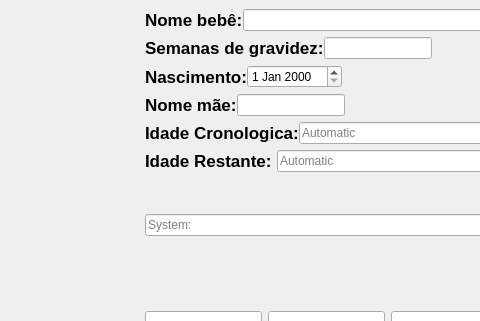
The window that mainwindow.ui (Arthur5492/EyeTracking) describes before a commit, drawn with Qt 5; both pictures show x 557 to 1037 and y 0 to 321 of the 1197 by 638 pixel window.
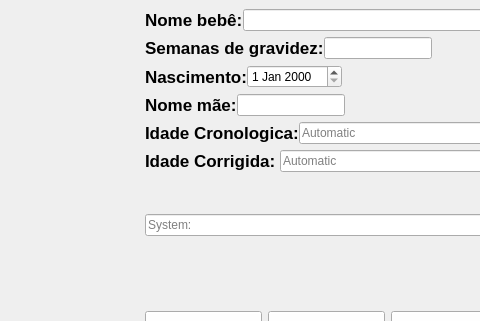
The same window after the commit.

What changed in the file:
```diff
--- a/mainwindow.ui
+++ b/mainwindow.ui
@@ -335,7 +335,7 @@
              </font>
             </property>
             <property name="text">
-             <string>Idade Restante: </string>
+             <string>Idade Corrigida: </string>
             </property>
            </widget>
           </item>
```
